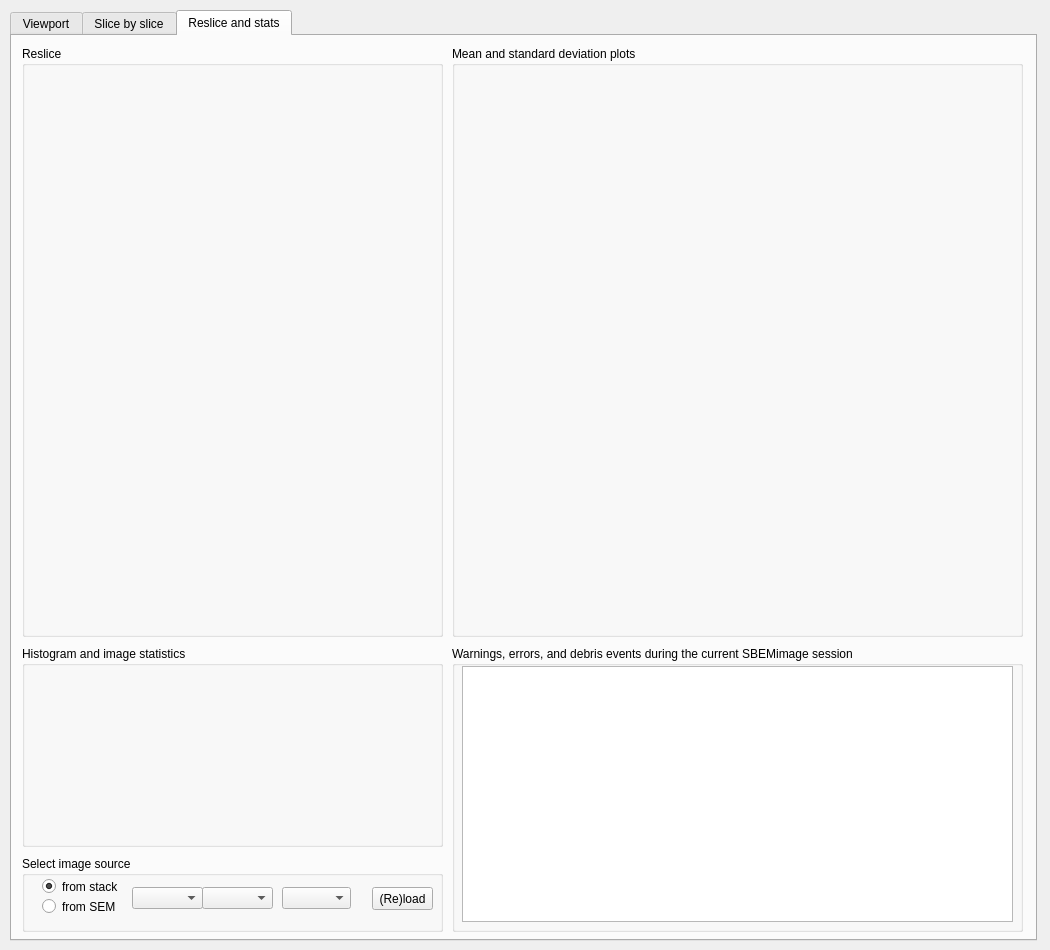
The window that gui/viewport.ui (SBEMimage/SBEMimage) describes before a commit, drawn with Qt 5.
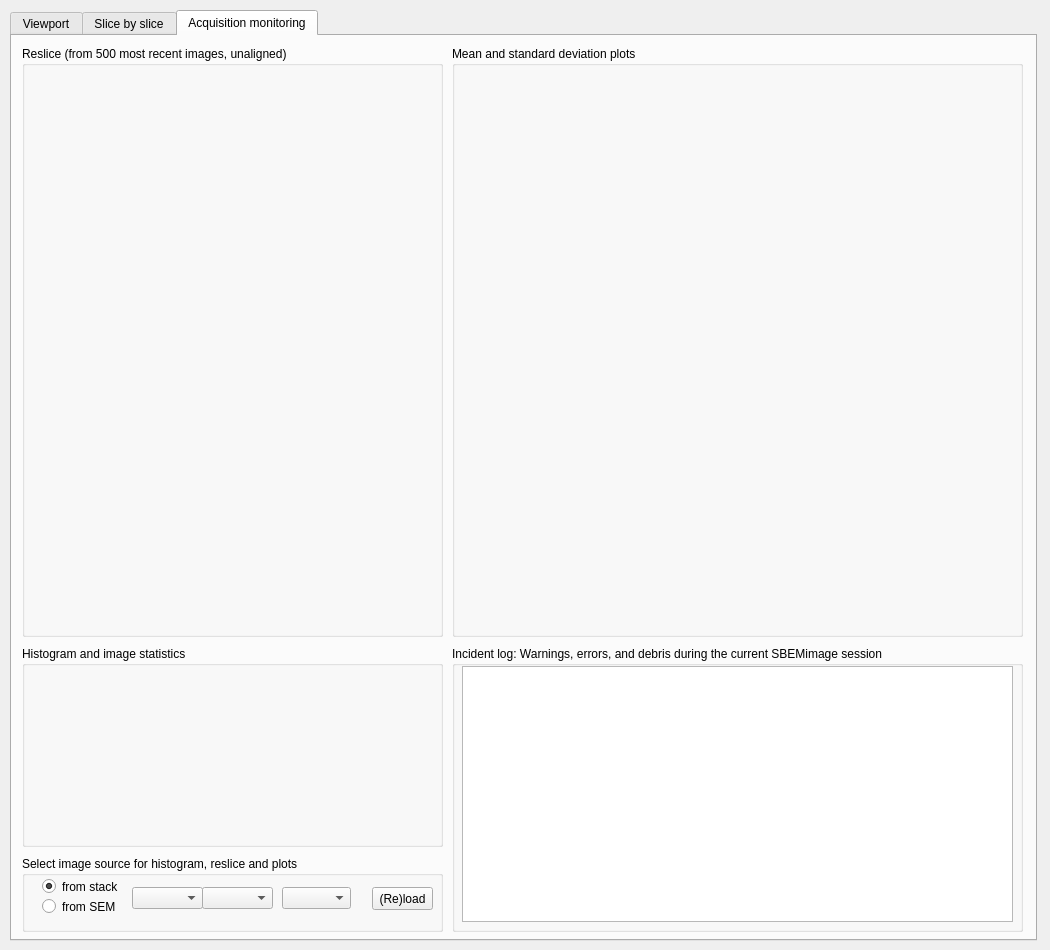
The same window after the commit. The open tabs and pages were chosen to show the change.

Commit message: Combine debris and error logs to 'incident log' / update send_status_report()

```diff
--- a/gui/viewport.ui
+++ b/gui/viewport.ui
@@ -590,7 +590,7 @@
    </widget>
    <widget class="QWidget" name="tab_m">
     <attribute name="title">
-     <string>Reslice and stats</string>
+     <string>Acquisition monitoring</string>
     </attribute>
     <widget class="QGroupBox" name="groupBox_3">
      <property name="geometry">
@@ -602,7 +602,7 @@
       </rect>
      </property>
      <property name="title">
-      <string>Select image source</string>
+      <string>Select image source for histogram, reslice and plots</string>
      </property>
      <widget class="QPushButton" name="pushButton_reloadM">
       <property name="geometry">
@@ -687,7 +687,7 @@
       </rect>
      </property>
      <property name="title">
-      <string>Reslice</string>
+      <string>Reslice (from 500 most recent images, unaligned)</string>
      </property>
      <widget class="QLabel" name="QLabel_resliceCanvas">
       <property name="geometry">
@@ -752,7 +752,7 @@
       </rect>
      </property>
      <property name="title">
-      <string>Warnings, errors, and debris events during the current SBEMimage session</string>
+      <string>Incident log: Warnings, errors, and debris during the current SBEMimage session</string>
      </property>
      <widget class="QPlainTextEdit" name="textarea_incidentLog">
       <property name="geometry">
```
The commit also changes 4 other files.
